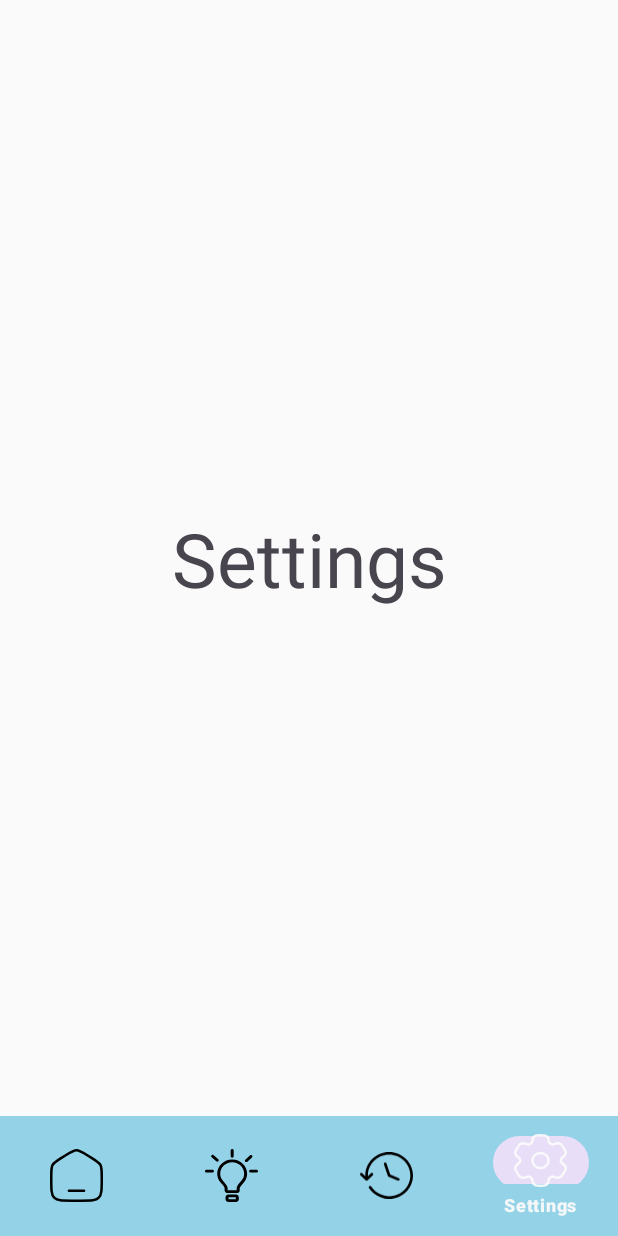
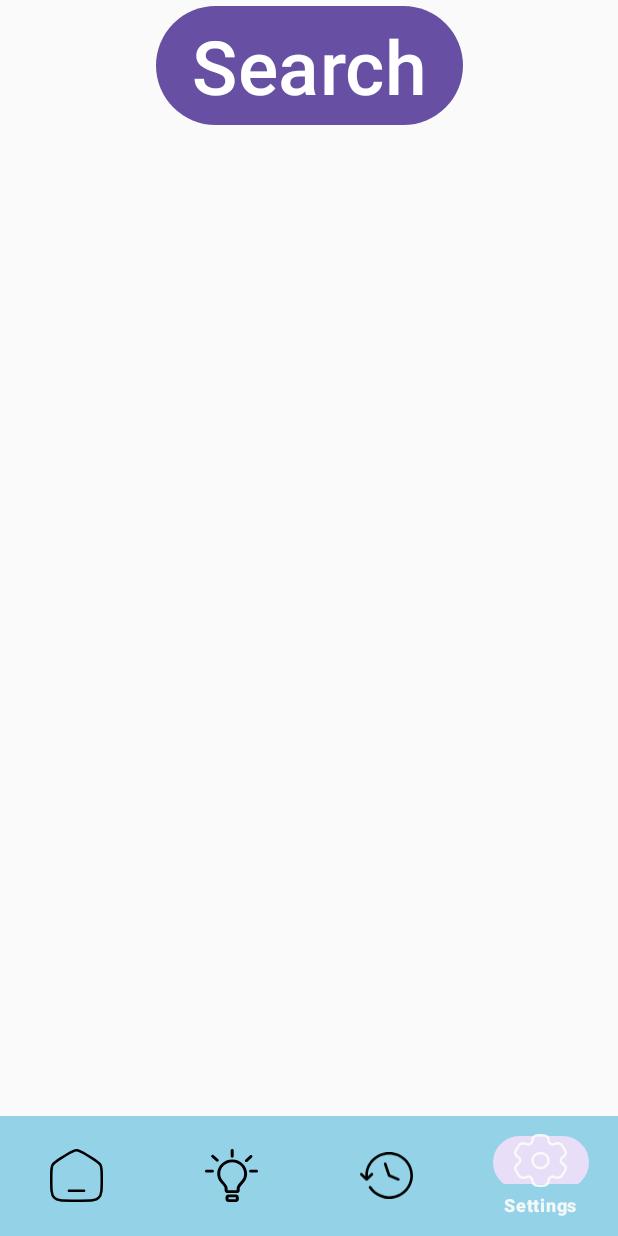
Before and after one commit to B0HDAN1337/SmartControl, an Android app: the screen it shows after launch (MainActivity), item 4 of the bottom bar chosen, on a phone screen of 412 x 824 dp. Run offline under Robolectric (Android 15) with nearby library versions, the phone set to English and light mode, and no system bars.

Commit message:
Add function to search bluetooth devices in application

```diff
--- a/app/src/main/java/com/example/inteligentnysystem/SettingsFragment.kt
+++ b/app/src/main/java/com/example/inteligentnysystem/SettingsFragment.kt
@@ -1,33 +1,27 @@
 package com.example.inteligentnysystem
 
+import android.annotation.SuppressLint
+import android.bluetooth.BluetoothAdapter
+import android.bluetooth.BluetoothDevice
+import android.bluetooth.BluetoothManager
+import android.content.BroadcastReceiver
+import android.content.Context
+import android.content.Intent
+import android.content.IntentFilter
 import android.os.Bundle
 import androidx.fragment.app.Fragment
 import android.view.LayoutInflater
 import android.view.View
 import android.view.ViewGroup
+import android.widget.ArrayAdapter
+import android.widget.Button
+import android.widget.ListView
 
-// TODO: Rename parameter arguments, choose names that match
-// the fragment initialization parameters, e.g. ARG_ITEM_NUMBER
-private const val ARG_PARAM1 = "param1"
-private const val ARG_PARAM2 = "param2"
+class SettingsFragment : Fragment() {
 
-/**
- * A simple [Fragment] subclass.
- * Use the [SettingsFragment.newInstance] factory method to
- * create an instance of this fragment.
- */
-class SettingsFragment : Fragment() {
-    // TODO: Rename and change types of parameters
-    private var param1: String? = null
-    private var param2: String? = null
-
-    override fun onCreate(savedInstanceState: Bundle?) {
-        super.onCreate(savedInstanceState)
-        arguments?.let {
-            param1 = it.getString(ARG_PARAM1)
-            param2 = it.getString(ARG_PARAM2)
-        }
-    }
+    private lateinit var deviceListItem: ListView
+    private lateinit var deviceListAdapter: ArrayAdapter<String>
+    private val deviceNames = ArrayList<String>()
 
     override fun onCreateView(
         inflater: LayoutInflater, container: ViewGroup?,
@@ -37,23 +31,64 @@ class SettingsFragment : Fragment() {
         return inflater.inflate(R.layout.fragment_settings, container, false)
     }
 
-    companion object {
-        /**
-         * Use this factory method to create a new instance of
-         * this fragment using the provided parameters.
-         *
-         * @param param1 Parameter 1.
-         * @param param2 Parameter 2.
-         * @return A new instance of fragment Settings.
-         */
-        // TODO: Rename and change types and number of parameters
-        @JvmStatic
-        fun newInstance(param1: String, param2: String) =
-            SettingsFragment().apply {
-                arguments = Bundle().apply {
-                    putString(ARG_PARAM1, param1)
-                    putString(ARG_PARAM2, param2)
+    @SuppressLint("MissingPermission")
+    override fun onViewCreated(view: View, savedInstanceState: Bundle?) {
+        super.onViewCreated(view, savedInstanceState)
+
+         val bluetoothManager: BluetoothManager = requireContext().getSystemService(BluetoothManager::class.java)
+         val bluetoothAdapter: BluetoothAdapter = bluetoothManager.adapter
+         val buttonConnect: Button = view.findViewById(R.id.buttonConntect)
+
+        deviceListItem = view.findViewById(R.id.searched_devices)
+        deviceListAdapter = ArrayAdapter(requireContext(), android.R.layout.simple_list_item_1, deviceNames)
+        deviceListItem.adapter = deviceListAdapter
+
+
+        //Enable Bluetooth on click
+        buttonConnect.setOnClickListener{
+            if(!bluetoothAdapter.isEnabled)
+            {
+                val enableBtIntent = Intent(BluetoothAdapter.ACTION_REQUEST_ENABLE)
+                startActivity(enableBtIntent);
+            }
+            else // if bluetooth enabled, search devices
+            {
+                 bluetoothAdapter.startDiscovery()
+            }
+        }
+    }
+
+    //Search bluetooth devices
+    private val receiver = object : BroadcastReceiver() {
+        @SuppressLint("MissingPermission")
+        override fun onReceive(context: Context, intent: Intent)
+        {
+            val action: String = intent.action!!
+            if (action == BluetoothDevice.ACTION_FOUND) {
+                val device: BluetoothDevice = intent.getParcelableExtra(BluetoothDevice.EXTRA_DEVICE)!!
+                val deviceName = device.name
+                val deviceAddress = device.address
+
+                //add device name and mac address to ListView
+                val displayDevices = "$deviceName\n$deviceAddress"
+
+                if(!deviceNames.contains(displayDevices))
+                {
+                    deviceNames.add(displayDevices)
+                    deviceListAdapter.notifyDataSetChanged()
                 }
             }
+        }
+    }
+
+    override fun onStart() {
+        super.onStart()
+        val filter = IntentFilter(BluetoothDevice.ACTION_FOUND)
+        requireActivity().registerReceiver(receiver, filter)
+    }
+
+    override fun onStop() {
+        super.onStop()
+        requireActivity().unregisterReceiver(receiver)
     }
 }
--- a/app/src/main/res/layout/fragment_settings.xml
+++ b/app/src/main/res/layout/fragment_settings.xml
@@ -6,14 +6,23 @@
     android:layout_height="match_parent"
     tools:context=".SettingsFragment">
 
-    <TextView
+    <Button
+        android:id="@+id/buttonConntect"
         android:layout_width="wrap_content"
         android:layout_height="wrap_content"
         app:layout_constraintEnd_toEndOf="parent"
         app:layout_constraintStart_toStartOf="parent"
         app:layout_constraintTop_toTopOf="parent"
-        app:layout_constraintBottom_toBottomOf="parent"
-        android:text="Settings"
+        android:text="Search"
         android:textSize="50sp"/>
 
+    <ListView
+        android:id="@+id/searched_devices"
+        android:layout_width="wrap_content"
+        android:layout_height="wrap_content"
+        app:layout_constraintEnd_toEndOf="parent"
+        app:layout_constraintStart_toStartOf="parent"
+        app:layout_constraintTop_toBottomOf="@id/buttonConntect"
+        />
+
 </androidx.constraintlayout.widget.ConstraintLayout>
```
Also changed, not shown: app/src/main/AndroidManifest.xml (+2 -9 lines).
